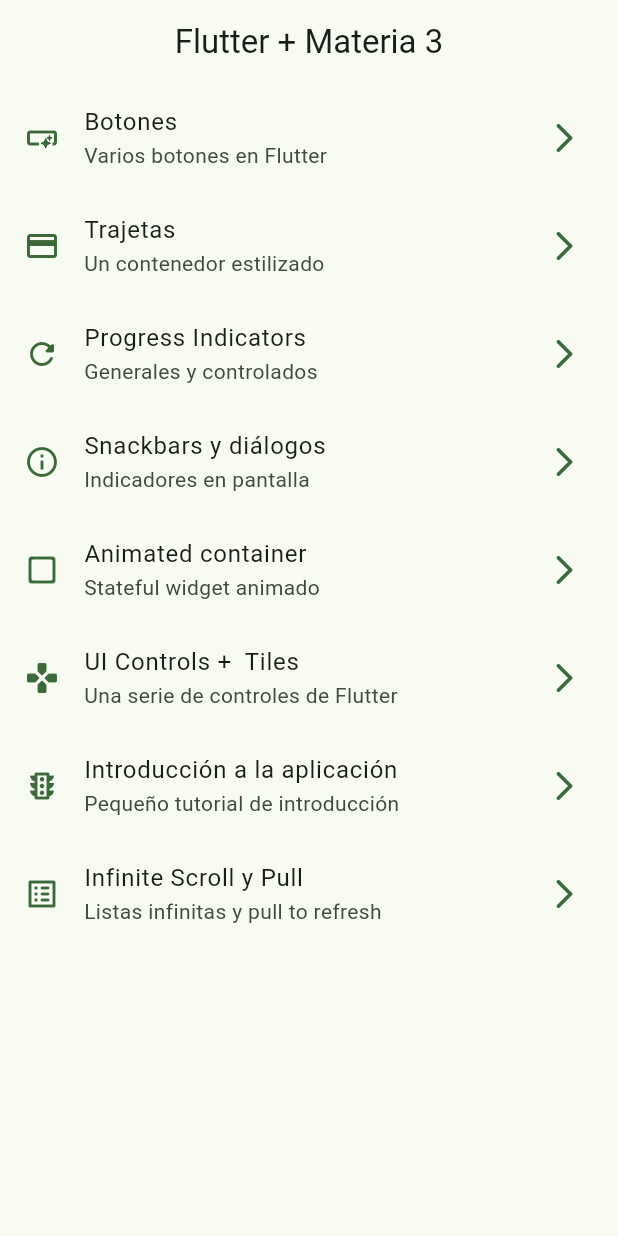
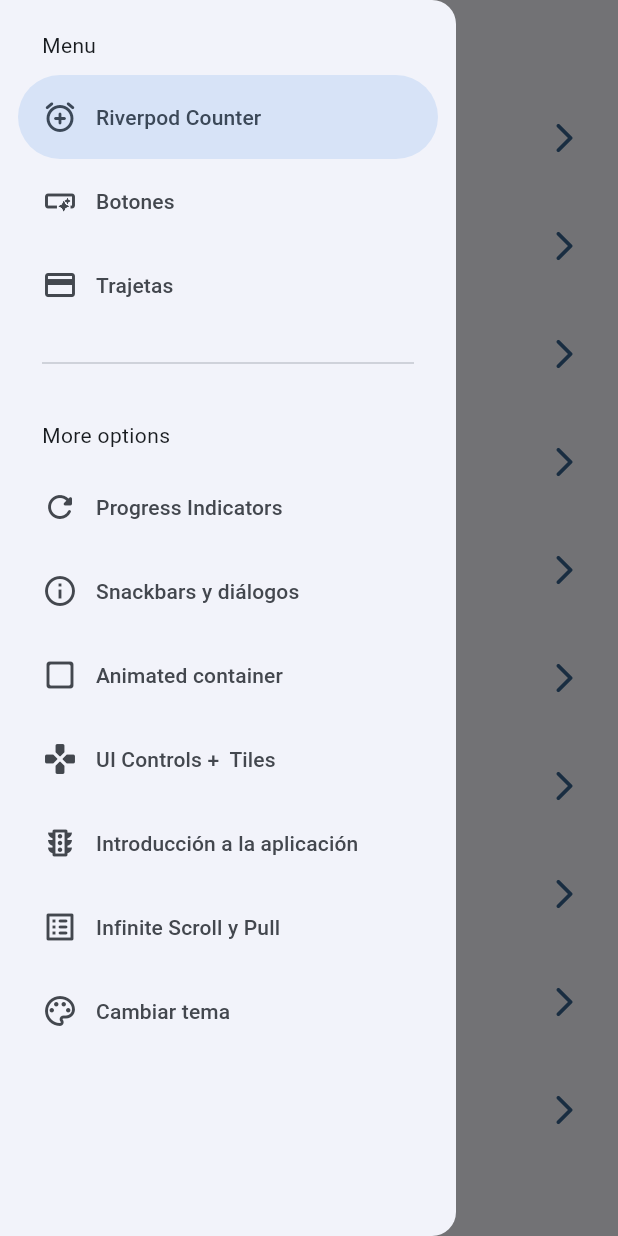
Before and after one commit to TonyNina/widgets_app, a Flutter app: the screen it shows after launch, with the side drawer open (before the commit the screen has no drawer), on a phone screen of 412 x 824 dp. Run offline on Flutter 3.47's test engine with Material 2 defaults, Android fonts, the phone set to English and light mode, and no system bars; our stand-ins replace animate_do, flutter_riverpod, go_router.

Commit message:
Before of StateNotifier.

```diff
--- a/lib/config/menu/menu_items.dart
+++ b/lib/config/menu/menu_items.dart
@@ -14,6 +14,11 @@ class MenuItem {
 }
 
 const appMenuItems = <MenuItem>[
+  MenuItem(
+      title: 'Riverpod Counter',
+      subTitle: 'Intoducción a Riverpod',
+      link: '/counter',
+      icon: Icons.add_alarm_rounded),
   MenuItem(
       title: 'Botones',
       subTitle: 'Varios botones en Flutter',
@@ -54,4 +59,9 @@ const appMenuItems = <MenuItem>[
       subTitle: 'Listas infinitas y pull to refresh',
       link: '/infinite',
       icon: Icons.list_alt_rounded),
+  MenuItem(
+      title: 'Cambiar tema',
+      subTitle: 'Cambiar tema de la aplicación',
+      link: '/theme_changer',
+      icon: Icons.color_lens_outlined),
 ];
--- a/lib/config/router/app_router.dart
+++ b/lib/config/router/app_router.dart
@@ -1,12 +1,18 @@
 
 
 import 'package:go_router/go_router.dart';
+import 'package:widgets_app/presentation/screens/counter/counter_screen.dart';
 import 'package:widgets_app/presentation/screens/screens.dart';
 
 // GoRouter configuration
 final appRouter = GoRouter(
   // initialLocation: '/',
   routes: [
+     GoRoute(
+      path: '/counter',
+      name: CounterScreen.name,
+      builder: (context, state) => const CounterScreen(),
+    ),
 
     GoRoute(
       path: '/',
@@ -62,5 +68,11 @@ final appRouter = GoRouter(
       builder: (context, state) => const InfiniteScrollScreen(),
     ),
 
+     GoRoute(
+      path: '/theme_changer',
+      name: ThemeChangerScreen.name,
+      builder: (context, state) => const ThemeChangerScreen(),
+    ),
+
   ],
 );
--- a/lib/config/theme/app_theme.dart
+++ b/lib/config/theme/app_theme.dart
@@ -17,15 +17,18 @@ const colorList = <Color>[
 class AppTheme {
 
   final int selectedColor;
+  final bool isDarkmode;
 
   AppTheme({
-    this.selectedColor = 0
+    this.selectedColor = 0,
+    this.isDarkmode = false
     }): assert(selectedColor  >= 0, 'Selected color must be greater then 0'),
         assert(selectedColor  < colorList.length,
         'Selected color must be less or equal than ${ colorList.length - 1 }');
 
     ThemeData getTheme() => ThemeData(
       useMaterial3: true,
+      brightness: isDarkmode ? Brightness.dark : Brightness.light,
       colorSchemeSeed: colorList[ selectedColor],
       appBarTheme: const AppBarTheme(
         centerTitle: true
--- a/lib/main.dart
+++ b/lib/main.dart
@@ -1,22 +1,28 @@
 import 'package:flutter/material.dart';
+import 'package:flutter_riverpod/flutter_riverpod.dart';
 import 'package:widgets_app/config/router/app_router.dart';
 import 'package:widgets_app/config/theme/app_theme.dart';
+import 'package:widgets_app/presentation/screens/provider/theme_provider.dart';
 
 void main() {
-  runApp(const MainApp());
+  runApp(const ProviderScope(
+    child: MainApp(),
+  ));
 }
 
-class MainApp extends StatelessWidget {
+class MainApp extends ConsumerWidget {
   const MainApp({super.key});
 
   @override
-  Widget build(BuildContext context) {
+  Widget build(BuildContext context, ref) {
+    final int isSelectColor = ref.watch(selectedColorProvider);
+    final bool isDarkMode = ref.watch(isDrakmodeProvider);
+
     return MaterialApp.router(
       title: 'Flutter Widgets',
       routerConfig: appRouter,
       debugShowCheckedModeBanner: false,
-      theme: AppTheme( selectedColor: 2).getTheme(),
-
+      theme: AppTheme(selectedColor: isSelectColor, isDarkmode: isDarkMode).getTheme(),
     );
   }
 }
--- a/lib/presentation/screens/home/home_screen.dart
+++ b/lib/presentation/screens/home/home_screen.dart
@@ -1,6 +1,7 @@
 import 'package:flutter/material.dart';
 import 'package:go_router/go_router.dart';
 import 'package:widgets_app/config/menu/menu_items.dart';
+import 'package:widgets_app/presentation/screens/widgets/side_menu.dart';
 // import 'package:widgets_app/presentation/screens/buttons/buttons_screen.dart';
 
 
@@ -12,12 +13,18 @@ class HomeScreen extends StatelessWidget {
 
   @override
   Widget build(BuildContext context) {
+
+
+    final scaffoldKey = GlobalKey<ScaffoldState>();
+
     return Scaffold(
+      key: scaffoldKey,//tiene la referencia al estado actual del SCAFFOLD
       appBar: AppBar(
         title: const Text('Flutter + Materia 3'),
 
       ),
       body: const _HomeView(),
+      drawer: SideMenu(scaffoldKey: scaffoldKey),
     );
   }
 }
--- /dev/null
+++ b/lib/presentation/screens/provider/counter_provider.dart
@@ -0,0 +1,6 @@
+
+import 'package:flutter_riverpod/flutter_riverpod.dart';
+
+
+//STATEPROVIDERpequeña pieza de informacion de estado en nuestra app
+final counterProvider = StateProvider((ref) => 5);
--- /dev/null
+++ b/lib/presentation/screens/provider/theme_provider.dart
@@ -0,0 +1,15 @@
+
+
+import 'package:flutter_riverpod/flutter_riverpod.dart';
+import 'package:widgets_app/config/theme/app_theme.dart';
+
+
+//provider inmulatble, listado de colores inmutable
+final colorListProvider = Provider((ref) => colorList);
+
+//un simple booleano
+final isDrakmodeProvider = StateProvider((ref) => false);
+
+
+//un simple int
+final selectedColorProvider  = StateProvider((ref) => 0);
--- a/lib/presentation/screens/screens.dart
+++ b/lib/presentation/screens/screens.dart
@@ -4,8 +4,10 @@ export 'package:widgets_app/presentation/screens/animated/animated_screen.dart';
 export 'package:widgets_app/presentation/screens/app_tutorial/app_tutorial_screen.dart';
 export 'package:widgets_app/presentation/screens/buttons/buttons_screen.dart';
 export 'package:widgets_app/presentation/screens/cards/cards_screen.dart';
+export 'package:widgets_app/presentation/screens/counter/counter_screen.dart';
 export 'package:widgets_app/presentation/screens/home/home_screen.dart';
 export 'package:widgets_app/presentation/screens/infinite_scroll/infinite_scroll_screen.dart';
 export 'package:widgets_app/presentation/screens/progress/progress_screen.dart';
 export 'package:widgets_app/presentation/screens/snackbar/snackbar_screen.dart';
+export 'package:widgets_app/presentation/screens/theme_chager/theme_changer_screen.dart';
 export 'package:widgets_app/presentation/screens/ui_controls/ui_controls_screen.dart';
--- /dev/null
+++ b/lib/presentation/screens/widgets/side_menu.dart
@@ -0,0 +1,60 @@
+import 'package:flutter/material.dart';
+import 'package:go_router/go_router.dart';
+import 'package:widgets_app/config/menu/menu_items.dart';
+
+class SideMenu extends StatefulWidget {
+
+  final GlobalKey<ScaffoldState> scaffoldKey;
+  const SideMenu({
+    super.key,
+    required this.scaffoldKey
+    });
+
+  @override
+  State<SideMenu> createState() => _SideMenuState();
+}
+
+class _SideMenuState extends State<SideMenu> {
+//para saber que opciones del menu esta seleccionada
+
+  int navDrawerIndex = 0;
+
+  @override
+  Widget build(BuildContext context) {
+    final hasNotch = MediaQuery.of(context).viewPadding.top > 35;
+    return NavigationDrawer(
+        selectedIndex: navDrawerIndex,
+        onDestinationSelected: (value) {
+          setState(() {
+            navDrawerIndex = value;
+          });
+
+
+          final menuItem = appMenuItems[value];
+          context.push(menuItem.link);
+          widget.scaffoldKey.currentState?.closeDrawer();
+        },
+        children: [
+          Padding(
+            padding: EdgeInsets.fromLTRB(28, hasNotch ? 5 : 20, 16, 10),
+            child: const Text('Menu'),
+          ),
+          ...appMenuItems.sublist(0, 3).map(
+                (item) => NavigationDrawerDestination(
+                    icon: Icon(item.icon), label: Text(item.title)),
+              ),
+          const Padding(
+              padding: EdgeInsets.fromLTRB(28, 16, 28, 10), child: Divider()),
+
+           Padding(
+            padding: EdgeInsets.fromLTRB(28, hasNotch ? 5 : 20, 16, 10),
+            child: const Text('More options'),
+          ),
+           ...appMenuItems.sublist(3).map(
+                (item) => NavigationDrawerDestination(
+                    icon: Icon(item.icon), label: Text(item.title)),
+              ),
+
+        ]);
+  }
+}
--- a/pubspec.yaml
+++ b/pubspec.yaml
@@ -10,6 +10,7 @@ dependencies:
   animate_do: ^3.1.2
   flutter:
     sdk: flutter
+  flutter_riverpod: ^2.4.5
   go_router: ^11.1.2
 
 dev_dependencies:
```
Also changed, not shown: lib/presentation/screens/counter/counter_screen.dart (added, +40 -0 lines), lib/presentation/screens/theme_chager/theme_changer_screen.dart (added, +57 -0 lines), pubspec.lock.
